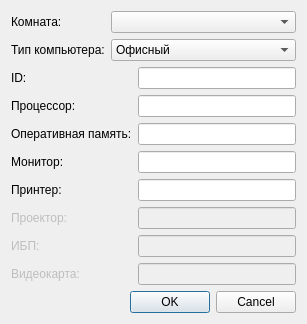
The window that newdialog.ui (chalexyur/sadb) describes before a commit, drawn with Qt 5.
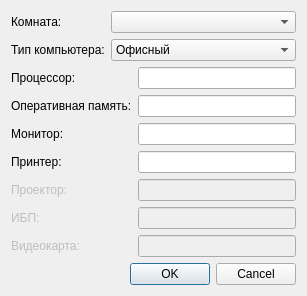
The same window after the commit.

The edit to the form file:
```diff
--- a/newdialog.ui
+++ b/newdialog.ui
@@ -7,7 +7,7 @@
     <x>0</x>
     <y>0</y>
     <width>273</width>
-    <height>301</height>
+    <height>275</height>
    </rect>
   </property>
   <property name="windowTitle">
@@ -20,6 +20,16 @@
    <bool>true</bool>
   </property>
   <layout class="QGridLayout" name="gridLayout">
+   <item row="7" column="0">
+    <widget class="QLabel" name="label_8">
+     <property name="enabled">
+      <bool>false</bool>
+     </property>
+     <property name="text">
+      <string>ИБП:</string>
+     </property>
+    </widget>
+   </item>
    <item row="0" column="0">
     <widget class="QLabel" name="label_10">
      <property name="text">
@@ -79,38 +89,6 @@
     </widget>
    </item>
    <item row="2" column="0">
-    <widget class="QLabel" name="label_2">
-     <property name="enabled">
-      <bool>true</bool>
-     </property>
-     <property name="text">
-      <string>ID:</string>
-     </property>
-     <property name="buddy">
-      <cstring>lineEditId</cstring>
-     </property>
-    </widget>
-   </item>
-   <item row="2" column="2">
-    <widget class="QLineEdit" name="lineEditId">
-     <property name="enabled">
-      <bool>true</bool>
-     </property>
-     <property name="inputMask">
-      <string/>
-     </property>
-     <property name="text">
-      <string/>
-     </property>
-     <property name="readOnly">
-      <bool>true</bool>
-     </property>
-     <property name="clearButtonEnabled">
-      <bool>false</bool>
-     </property>
-    </widget>
-   </item>
-   <item row="3" column="0">
     <widget class="QLabel" name="label_3">
      <property name="enabled">
       <bool>true</bool>
@@ -123,7 +101,7 @@
      </property>
     </widget>
    </item>
-   <item row="3" column="2">
+   <item row="2" column="2">
     <widget class="QLineEdit" name="lineEditCpu">
      <property name="enabled">
       <bool>true</bool>
@@ -136,7 +114,7 @@
      </property>
     </widget>
    </item>
-   <item row="4" column="0" colspan="2">
+   <item row="3" column="0" colspan="2">
     <widget class="QLabel" name="label_4">
      <property name="enabled">
       <bool>true</bool>
@@ -146,7 +124,7 @@
      </property>
     </widget>
    </item>
-   <item row="4" column="2">
+   <item row="3" column="2">
     <widget class="QLineEdit" name="lineEditRam">
      <property name="enabled">
       <bool>true</bool>
@@ -159,7 +137,7 @@
      </property>
     </widget>
    </item>
-   <item row="5" column="0">
+   <item row="4" column="0">
     <widget class="QLabel" name="label_5">
      <property name="enabled">
       <bool>true</bool>
@@ -169,7 +147,7 @@
      </property>
     </widget>
    </item>
-   <item row="5" column="2">
+   <item row="4" column="2">
     <widget class="QLineEdit" name="lineEditDisplay">
      <property name="enabled">
       <bool>true</bool>
@@ -179,7 +157,7 @@
      </property>
     </widget>
    </item>
-   <item row="6" column="0">
+   <item row="5" column="0">
     <widget class="QLabel" name="label_6">
      <property name="enabled">
       <bool>true</bool>
@@ -189,7 +167,7 @@
      </property>
     </widget>
    </item>
-   <item row="6" column="2">
+   <item row="5" column="2">
     <widget class="QLineEdit" name="lineEditPrinter">
      <property name="enabled">
       <bool>true</bool>
@@ -199,7 +177,7 @@
      </property>
     </widget>
    </item>
-   <item row="7" column="0">
+   <item row="6" column="0">
     <widget class="QLabel" name="label_7">
      <property name="enabled">
       <bool>false</bool>
@@ -209,31 +187,21 @@
      </property>
     </widget>
    </item>
-   <item row="7" column="2">
+   <item row="6" column="2">
     <widget class="QLineEdit" name="lineEditProjector">
      <property name="enabled">
       <bool>false</bool>
      </property>
     </widget>
    </item>
-   <item row="8" column="0">
-    <widget class="QLabel" name="label_8">
-     <property name="enabled">
-      <bool>false</bool>
-     </property>
-     <property name="text">
-      <string>ИБП:</string>
-     </property>
-    </widget>
-   </item>
-   <item row="8" column="2">
+   <item row="7" column="2">
     <widget class="QLineEdit" name="lineEditUps">
      <property name="enabled">
       <bool>false</bool>
      </property>
     </widget>
    </item>
-   <item row="9" column="0">
+   <item row="8" column="0">
     <widget class="QLabel" name="label_9">
      <property name="enabled">
       <bool>false</bool>
@@ -243,14 +211,14 @@
      </property>
     </widget>
    </item>
-   <item row="9" column="2">
+   <item row="8" column="2">
     <widget class="QLineEdit" name="lineEditGpu">
      <property name="enabled">
       <bool>false</bool>
      </property>
     </widget>
    </item>
-   <item row="10" column="0" colspan="3">
+   <item row="9" column="0" colspan="3">
     <widget class="QDialogButtonBox" name="buttonBox">
      <property name="orientation">
       <enum>Qt::Horizontal</enum>
```
